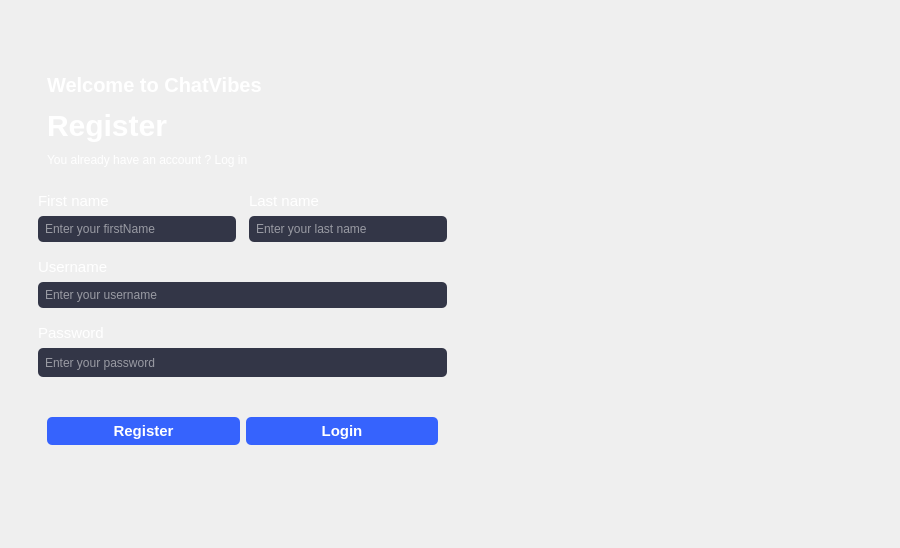
Above: registerfrom.ui from MarkoSami/ChatVibes before the change. Below: the same form after it.
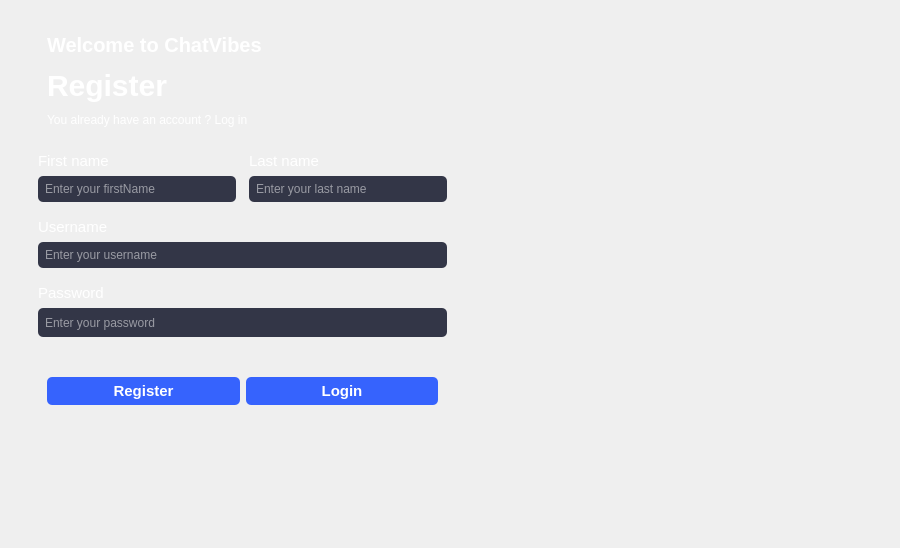
That is the form after the change. Icons and pictures are not drawn.

Patch:
```diff
--- a/registerfrom.ui
+++ b/registerfrom.ui
@@ -41,6 +41,9 @@
       <string notr="true">border : none;</string>
      </property>
      <layout class="QHBoxLayout" name="horizontalLayout_5">
+      <property name="topMargin">
+       <number>0</number>
+      </property>
       <item>
        <widget class="QGroupBox" name="groupBox_2">
         <property name="sizePolicy">
@@ -77,19 +80,6 @@
          <property name="bottomMargin">
           <number>0</number>
          </property>
-         <item>
-          <spacer name="verticalSpacer_4">
-           <property name="orientation">
-            <enum>Qt::Vertical</enum>
-           </property>
-           <property name="sizeHint" stdset="0">
-            <size>
-             <width>20</width>
-             <height>40</height>
-            </size>
-           </property>
-          </spacer>
-         </item>
          <item>
           <widget class="QGroupBox" name="verticalGroupBox_3">
            <property name="styleSheet">
@@ -544,7 +534,7 @@
         </layout>
        </widget>
       </item>
-      <item>
+      <item alignment="Qt::AlignTop">
        <widget class="QGroupBox" name="verticalGroupBox_4">
         <property name="minimumSize">
          <size>
@@ -556,21 +546,34 @@
          <string notr="true">border : none ; </string>
         </property>
         <layout class="QVBoxLayout" name="verticalLayout_4">
-         <item>
-          <spacer name="verticalSpacer_6">
-           <property name="orientation">
-            <enum>Qt::Vertical</enum>
-           </property>
-           <property name="sizeType">
-            <enum>QSizePolicy::Fixed</enum>
-           </property>
-           <property name="sizeHint" stdset="0">
+         <property name="spacing">
+          <number>62</number>
+         </property>
+         <property name="topMargin">
+          <number>14</number>
+         </property>
+         <property name="bottomMargin">
+          <number>10</number>
+         </property>
+         <item alignment="Qt::AlignRight">
+          <widget class="QPushButton" name="backButton">
+           <property name="minimumSize">
             <size>
-             <width>20</width>
-             <height>194</height>
+             <width>110</width>
+             <height>44</height>
             </size>
            </property>
-          </spacer>
+           <property name="cursor">
+            <cursorShape>PointingHandCursor</cursorShape>
+           </property>
+           <property name="styleSheet">
+            <string notr="true">image: url(:/imgs/left-arrow.png);
+margin-right : 70px;</string>
+           </property>
+           <property name="text">
+            <string/>
+           </property>
+          </widget>
          </item>
          <item>
           <widget class="QLabel" name="label_12">
```
